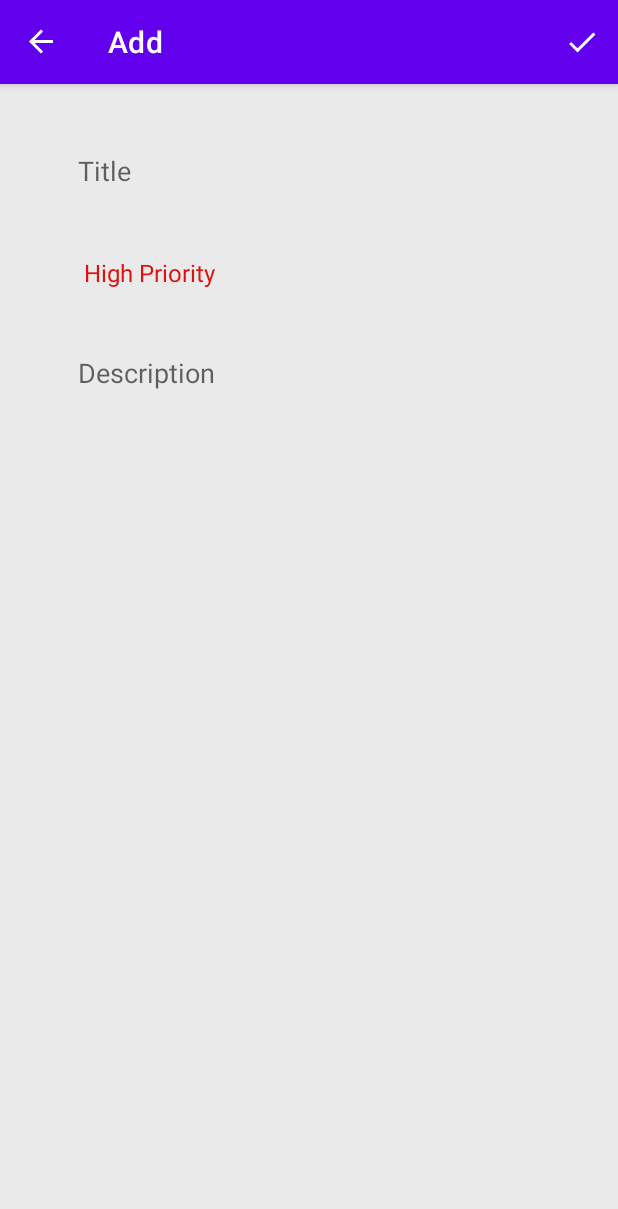
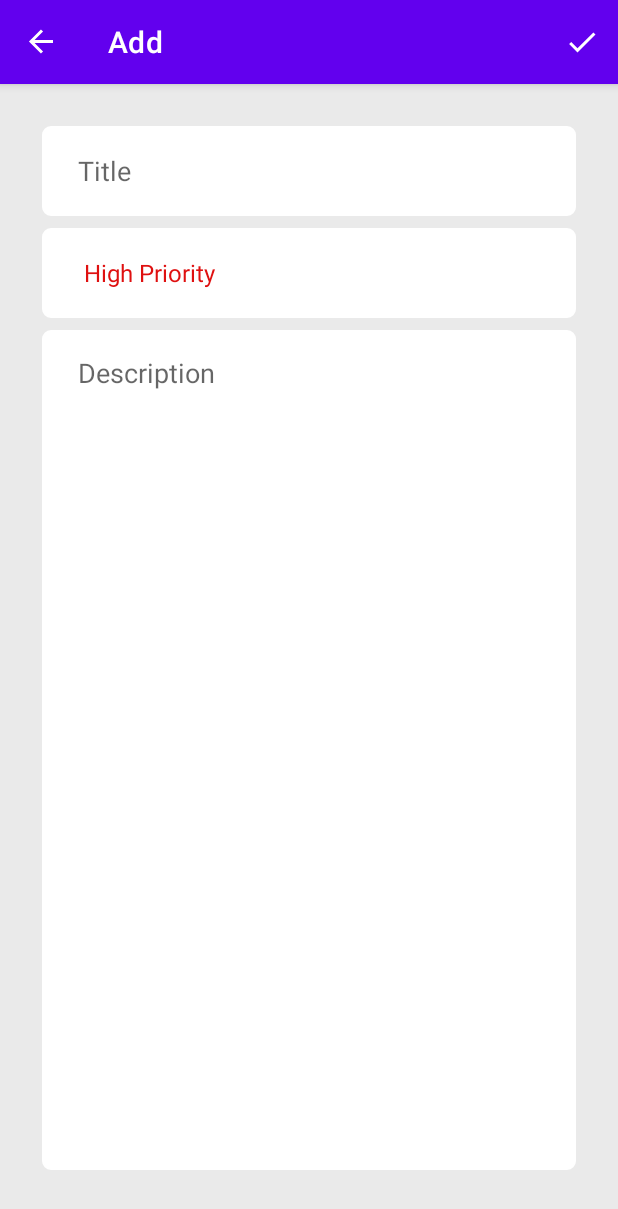
Before and after one commit to nes012/TODO, an Android app: the AddFragment screen opened through its navigation route, after a tap on "Add", on a phone screen of 412 x 824 dp. Shown: the top 1209 px of the screen. Run offline under Robolectric (Android 15) with nearby library versions, the phone set to English and light mode, and no system bars; our stand-ins replace Room's generated code, navigation-ui; libraries missing offline, so code that uses them is left out: jp.wasabeef.recyclerview; 5 statements that could not run were skipped.

Commit message:
Apply Different Layout on RecyclerView

```diff
--- a/app/build.gradle
+++ b/app/build.gradle
@@ -4,7 +4,6 @@ plugins {
     id 'kotlin-kapt'
     id 'kotlin-parcelize'
     id 'androidx.navigation.safeargs.kotlin'
-
 }
 
 android {
@@ -67,9 +66,11 @@ dependencies {
     api "org.jetbrains.kotlinx:kotlinx-coroutines-core:1.5.2"
     api "org.jetbrains.kotlinx:kotlinx-coroutines-android:1.5.2"
 
-
     // Lifecycle components
     implementation "androidx.lifecycle:lifecycle-extensions:2.2.0"
     implementation "androidx.lifecycle:lifecycle-common-java8:2.3.1"
     implementation "androidx.lifecycle:lifecycle-viewmodel-ktx:2.3.1"
+
+    //RecyclerView Animators
+    implementation 'jp.wasabeef:recyclerview-animators:4.0.2'
 }
--- a/app/src/main/AndroidManifest.xml
+++ b/app/src/main/AndroidManifest.xml
@@ -4,6 +4,7 @@
 
     <application
         android:allowBackup="true"
+        android:fullBackupContent="true"
         android:icon="@mipmap/ic_launcher"
         android:label="@string/app_name"
         android:roundIcon="@mipmap/ic_launcher_round"
@@ -11,6 +12,7 @@
         android:theme="@style/Theme.ToDo">
         <activity
             android:name=".MainActivity"
+            android:windowSoftInputMode="adjustPan"
             android:exported="true">
             <intent-filter>
                 <action android:name="android.intent.action.MAIN" />
--- a/app/src/main/java/nesty/anzhy/todo/MainActivity.kt
+++ b/app/src/main/java/nesty/anzhy/todo/MainActivity.kt
@@ -11,13 +11,9 @@ class MainActivity : AppCompatActivity() {
 
     private lateinit var navController: NavController
 
-
     override fun onCreate(savedInstanceState: Bundle?) {
         super.onCreate(savedInstanceState)
         setContentView(R.layout.activity_main)
-
-        //1step.to show title and action bar of other fragments
-      // setupActionBarWithNavController(findNavController(R.id.navHostFragment))
 
         val navHostFragment = supportFragmentManager
             .findFragmentById(R.id.navHostFragment) as NavHostFragment
--- a/app/src/main/java/nesty/anzhy/todo/data/ToDoDAO.kt
+++ b/app/src/main/java/nesty/anzhy/todo/data/ToDoDAO.kt
@@ -23,4 +23,13 @@ interface ToDoDAO {
 
     @Query("DELETE FROM todo_table")
     suspend fun deleteAllData()
+
+    @Query("SELECT * FROM todo_table WHERE title LIKE :searchQuery")
+    fun searchDatabaseData(searchQuery: String): LiveData<List<ToDoData>>
+
+    @Query("SELECT * FROM todo_table ORDER BY CASE WHEN priority LIKE 'H%' THEN 1 WHEN priority LIKE 'M%' THEN 2 WHEN  priority LIKE 'L%' THEN 3 END")
+    fun sortByHighPriority():LiveData<List<ToDoData>>
+
+    @Query("SELECT * FROM todo_table ORDER BY CASE WHEN priority LIKE 'L%' THEN 1 WHEN priority LIKE 'M%' THEN 2 WHEN  priority LIKE 'H%' THEN 3 END")
+    fun sortByLowPriority(): LiveData<List<ToDoData>>
 }
--- a/app/src/main/java/nesty/anzhy/todo/data/repository/ToDoRepository.kt
+++ b/app/src/main/java/nesty/anzhy/todo/data/repository/ToDoRepository.kt
@@ -7,12 +7,15 @@ import nesty.anzhy.todo.data.models.ToDoData
 class ToDoRepository(private val toDoDAO: ToDoDAO) {
 
     val getAllData: LiveData<List<ToDoData>> = toDoDAO.getAllData()
+    fun sortByHighPriority(): LiveData<List<ToDoData>> = toDoDAO.sortByHighPriority()
+    fun sortByLowPriority(): LiveData<List<ToDoData>> = toDoDAO.sortByLowPriority()
 
-    suspend fun insertData(toDoData: ToDoData){
+
+    suspend fun insertData(toDoData: ToDoData) {
         toDoDAO.insertData(toDoData)
     }
 
-    suspend fun updateData(toDoData: ToDoData){
+    suspend fun updateData(toDoData: ToDoData) {
         toDoDAO.updateData(toDoData)
     }
 
@@ -20,7 +23,11 @@ class ToDoRepository(private val toDoDAO: ToDoDAO) {
         toDoDAO.deleteData(toDoData)
     }
 
-    suspend fun deleteAllData(){
+    suspend fun deleteAllData() {
         toDoDAO.deleteAllData()
     }
+
+    fun searchDatabaseData(searchQuery: String): LiveData<List<ToDoData>> {
+        return toDoDAO.searchDatabaseData(searchQuery)
+    }
 }
--- a/app/src/main/java/nesty/anzhy/todo/data/viewmodel/ToDoViewModel.kt
+++ b/app/src/main/java/nesty/anzhy/todo/data/viewmodel/ToDoViewModel.kt
@@ -16,12 +16,17 @@ class ToDoViewModel(application: Application) : AndroidViewModel(application) {
 
     private val repository: ToDoRepository
 
-     val getAllData: LiveData<List<ToDoData>>
+    val getAllData: LiveData<List<ToDoData>>
+    val sortByHighPriority: LiveData<List<ToDoData>>
+    val sortByLowPriority: LiveData<List<ToDoData>>
 
     init {
         repository = ToDoRepository(toDoDao)
         getAllData = repository.getAllData
+        sortByHighPriority = repository.sortByHighPriority()
+        sortByLowPriority = repository.sortByLowPriority()
     }
+
 
     fun insertData(toDoData: ToDoData) {
         viewModelScope.launch(Dispatchers.IO) {
@@ -31,21 +36,25 @@ class ToDoViewModel(application: Application) : AndroidViewModel(application) {
     }
 
     //this function will run inside coroutine and on background thread
-    fun updateData(toDoData: ToDoData){
-        viewModelScope.launch(Dispatchers.IO){
+    fun updateData(toDoData: ToDoData) {
+        viewModelScope.launch(Dispatchers.IO) {
             repository.updateData(toDoData)
         }
     }
 
-    fun deleteData(toDoData: ToDoData){
+    fun deleteData(toDoData: ToDoData) {
         viewModelScope.launch(Dispatchers.IO) {
             repository.deleteData(toDoData)
         }
     }
 
-    fun deleteAll(){
+    fun deleteAll() {
         viewModelScope.launch(Dispatchers.IO) {
             repository.deleteAllData()
         }
     }
+
+    fun searchDatabase(searchQuery: String): LiveData<List<ToDoData>> {
+        return repository.searchDatabaseData(searchQuery)
+    }
 }
--- a/app/src/main/java/nesty/anzhy/todo/fragments/SharedViewModel.kt
+++ b/app/src/main/java/nesty/anzhy/todo/fragments/SharedViewModel.kt
@@ -37,10 +37,7 @@ class SharedViewModel(application: Application): AndroidViewModel(application) {
 
     fun verifyDataFromUser(title: String, description: String): Boolean{
         //we will check here if our data not empty before adding to DB
-        return if(TextUtils.isEmpty(title)|| TextUtils.isEmpty(description)){
-            false
-        }
-        else !(title.isEmpty()||description.isEmpty())
+        return !(title.isEmpty()||description.isEmpty())
     }
 
      fun parsePriority(priority: String): Priority {
--- a/app/src/main/java/nesty/anzhy/todo/fragments/list/ListFragment.kt
+++ b/app/src/main/java/nesty/anzhy/todo/fragments/list/ListFragment.kt
@@ -4,12 +4,12 @@ import android.app.AlertDialog
 import android.os.Bundle
 import android.view.*
 import android.widget.Toast
+import androidx.appcompat.widget.SearchView
 import androidx.fragment.app.Fragment
 import androidx.fragment.app.viewModels
-import androidx.recyclerview.widget.ItemTouchHelper
-import androidx.recyclerview.widget.LinearLayoutManager
-import androidx.recyclerview.widget.RecyclerView
+import androidx.recyclerview.widget.*
 import com.google.android.material.snackbar.Snackbar
+import jp.wasabeef.recyclerview.animators.*
 import nesty.anzhy.todo.R
 import nesty.anzhy.todo.data.models.ToDoData
 import nesty.anzhy.todo.data.viewmodel.ToDoViewModel
@@ -17,8 +17,10 @@ import nesty.anzhy.todo.databinding.FragmentListBinding
 import nesty.anzhy.todo.fragments.SharedViewModel
 import nesty.anzhy.todo.fragments.list.adapter.ListAdapter
 import nesty.anzhy.todo.fragments.list.adapter.SwipeToDelete
+import nesty.anzhy.todo.utils.hideKeyBoard
+import nesty.anzhy.todo.utils.observeOnce
 
-class ListFragment : Fragment() {
+class ListFragment : Fragment(), SearchView.OnQueryTextListener {
 
     private var _binding: FragmentListBinding? = null
     private val binding get() = _binding!!
@@ -43,7 +45,7 @@ class ListFragment : Fragment() {
 
 
         //Observe LiveData
-        mToDoViewModel.getAllData.observe(viewLifecycleOwner, {toDoList->
+        mToDoViewModel.getAllData.observe(viewLifecycleOwner, { toDoList ->
             mSharedViewModel.checkIfDatabaseEmpty(toDoList)
             mAdapter.setData(toDoList)
         })
@@ -56,14 +58,20 @@ class ListFragment : Fragment() {
         //Set Menu. We also need to override method onCreateOptionsMenu. And in this method we need to inflate our new menu
         setHasOptionsMenu(true)
 
+        //hide soft feyboard
+        hideKeyBoard(requireActivity())
+
         return binding.root
     }
 
-    private fun setupRecyclerView(){
+    private fun setupRecyclerView() {
         val recyclerView = binding.recyclerView
         recyclerView.adapter = mAdapter
-        recyclerView.layoutManager = LinearLayoutManager(requireActivity())
+        recyclerView.layoutManager = StaggeredGridLayoutManager(2, StaggeredGridLayoutManager.VERTICAL)
+        recyclerView.itemAnimator = SlideInUpAnimator().apply {
+            addDuration = 300
 
+        }
         //Swipe to Delete
         swipeToDelete(recyclerView)
     }
@@ -84,61 +92,102 @@ class ListFragment : Fragment() {
 
 
     override fun onCreateOptionsMenu(menu: Menu, inflater: MenuInflater) {
-       inflater.inflate(R.menu.list_fragment_menu, menu)
+        inflater.inflate(R.menu.list_fragment_menu, menu)
+
+        val search = menu.findItem(R.id.menu_search)
+        val searchView = search.actionView as? SearchView
+        searchView?.isSubmitButtonEnabled = true
+        searchView?.setOnQueryTextListener(this)
     }
 
     override fun onOptionsItemSelected(item: MenuItem): Boolean {
-        if(item.itemId==R.id.menu_delete_all){
-            confirmRemoval()
+        when (item.itemId) {
+            R.id.menu_delete_all -> confirmRemoval()
+            R.id.menu_priority_high -> mToDoViewModel.sortByHighPriority.observe(viewLifecycleOwner, {
+                mAdapter.setData(it)
+            })
+            R.id.menu_priority_low -> mToDoViewModel.sortByLowPriority.observe(viewLifecycleOwner, {
+                mAdapter.setData(it)
+            })
         }
         return super.onOptionsItemSelected(item)
     }
 
+    override fun onQueryTextSubmit(query: String?): Boolean {
+        if (query != null) {
+            searchThroughDatabase(query)
+        }
+        return true
+    }
+
+    private fun searchThroughDatabase(query: String) {
+        var searchQuery = "%$query%"
+        mToDoViewModel.searchDatabase(searchQuery).observeOnce(viewLifecycleOwner, { list ->
+            list?.let {
+                mAdapter.setData(list)
+            }
+        })
+    }
+
+
+    override fun onQueryTextChange(query: String?): Boolean {
+        if (query != null) {
+            searchThroughDatabase(query)
+        }
+        return true
+    }
+
+
     //Show ALertDialog to confirm removal all items from database table
     private fun confirmRemoval() {
         val builder = AlertDialog.Builder(requireContext())
-        builder.setPositiveButton("Yes"){
-                _,_->
+        builder.setPositiveButton("Yes") { _, _ ->
             mToDoViewModel.deleteAll()
             Toast.makeText(
                 requireContext(),
                 "Successfully Removed Everything!",
-                Toast.LENGTH_SHORT).show()
+                Toast.LENGTH_SHORT
+            ).show()
         }
-        builder.setNegativeButton("No"){_,_->}
+        builder.setNegativeButton("No") { _, _ -> }
         builder.setTitle("Delete everything?")
         builder.setMessage("Are you sure you want to remove everything?")
         builder.create().show()
     }
 
-    private fun swipeToDelete(recyclerView: RecyclerView){
-        val swipeToDeleteCallback = object: SwipeToDelete(){
+    private fun swipeToDelete(recyclerView: RecyclerView) {
+        val swipeToDeleteCallback = object : SwipeToDelete() {
             override fun onSwiped(viewHolder: RecyclerView.ViewHolder, direction: Int) {
                 val itemToDelete = mAdapter.dataList[viewHolder.adapterPosition]
 
-              //Delete Item
-               mToDoViewModel.deleteData(itemToDelete)
-               mAdapter.notifyItemRemoved(viewHolder.adapterPosition)
+                //Delete Item
+                mToDoViewModel.deleteData(itemToDelete)
+                mAdapter.notifyItemRemoved(viewHolder.adapterPosition)
 
                 //Restore Deleted Item
-                restoreDeletedData(viewHolder.itemView,
+                restoreDeletedData(
+                    viewHolder.itemView,
                     itemToDelete,
-                    viewHolder.adapterPosition)
+                    //viewHolder.adapterPosition
+                )
             }
         }
         val itemTouchHelper = ItemTouchHelper(swipeToDeleteCallback)
         itemTouchHelper.attachToRecyclerView(recyclerView)
-      //we need to call this function inside setupRecyclerView
+        //we need to call this function inside setupRecyclerView
     }
 
-    private fun restoreDeletedData(view: View, deletedItem: ToDoData, position: Int){
+    private fun restoreDeletedData(view: View, deletedItem: ToDoData,
+                                   //position: Int
+    ) {
         val snackbar = Snackbar.make(
             view, "Deleted '${deletedItem.title}'",
             Snackbar.LENGTH_LONG
         )
-        snackbar.setAction("Undo"){
+        snackbar.setAction("Undo") {
             mToDoViewModel.insertData(deletedItem)
-            mAdapter.notifyItemChanged(position)
+            //if we want to use StaggeredGridLayoutManager we can't use notifyItemChanged
+            //mAdapter.notifyItemChanged(position)
         }
         snackbar.show()
     }
--- a/app/src/main/res/layout/fragment_add.xml
+++ b/app/src/main/res/layout/fragment_add.xml
@@ -14,7 +14,7 @@
         android:layout_height="60dp"
         android:ems="10"
         android:hint="@string/title"
-        android:background="@android:color/transparent"
+        android:background="@drawable/custom_input"
         android:inputType="textPersonName"
         android:paddingStart="24dp"
         android:paddingEnd="24dp"
@@ -32,7 +32,7 @@
         android:paddingEnd="20dp"
         android:gravity="top|start"
         android:ems="10"
-        android:background="@android:color/transparent"
+        android:background="@drawable/custom_input"
         app:layout_constraintEnd_toEndOf="@+id/etTitleAddFragment"
         app:layout_constraintStart_toStartOf="@+id/etTitleAddFragment"
         app:layout_constraintTop_toBottomOf="@+id/etTitleAddFragment" />
@@ -45,7 +45,7 @@
         android:layout_marginBottom="16dp"
         android:ems="10"
         android:gravity="top|start"
-        android:background="@android:color/transparent"
+        android:background="@drawable/custom_input"
         android:hint="@string/description"
         android:inputType="textMultiLine"
         android:paddingStart="24dp"
```
Also changed, not shown: app/src/main/res/layout/row_layout.xml (+4 -3 lines).
